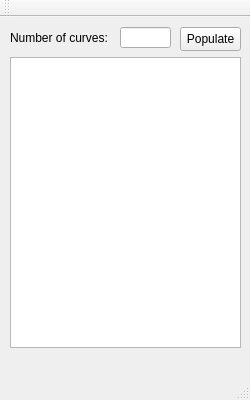
First picture: the form in src/gui/gui.ui, repository Detrizor/test-curves, before the edit.
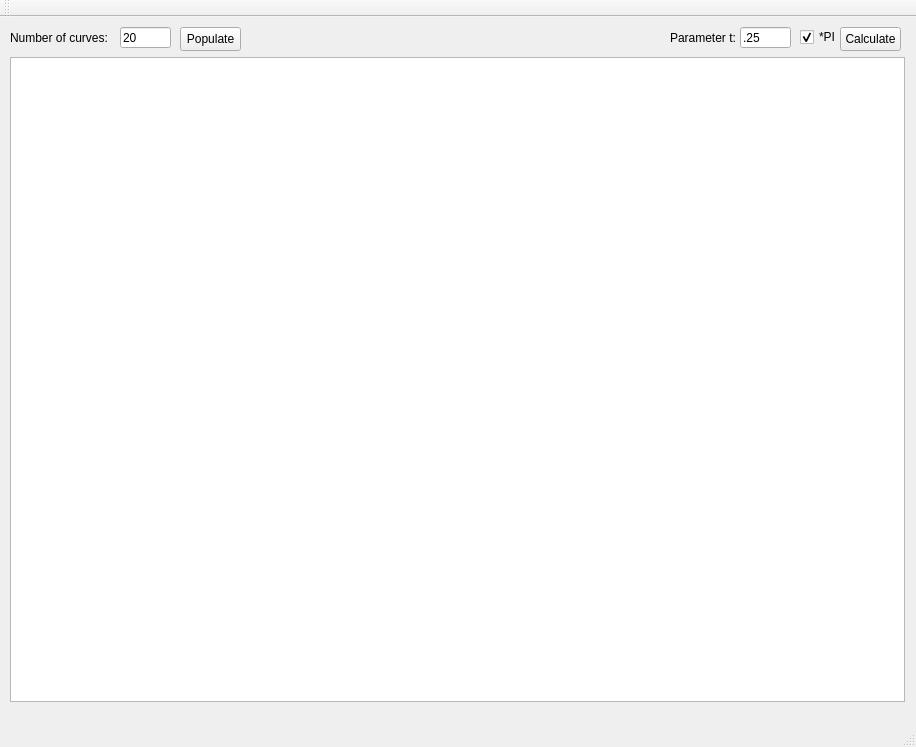
Second picture: the form after the edit.

Commit message: Added gui for curves functionality.

Patch:
```diff
--- a/src/gui/gui.ui
+++ b/src/gui/gui.ui
@@ -6,8 +6,8 @@
    <rect>
     <x>0</x>
     <y>0</y>
-    <width>250</width>
-    <height>400</height>
+    <width>916</width>
+    <height>747</height>
    </rect>
   </property>
   <property name="windowTitle">
@@ -23,6 +23,15 @@
       <height>21</height>
      </rect>
     </property>
+    <property name="inputMask">
+     <string/>
+    </property>
+    <property name="text">
+     <string>20</string>
+    </property>
+    <property name="maxLength">
+     <number>13</number>
+    </property>
    </widget>
    <widget class="QLabel" name="lblObjectsNum">
     <property name="geometry">
@@ -55,11 +64,72 @@
      <rect>
       <x>10</x>
       <y>40</y>
-      <width>231</width>
-      <height>291</height>
+      <width>895</width>
+      <height>645</height>
      </rect>
     </property>
    </widget>
+   <widget class="QLabel" name="lblParam">
+    <property name="geometry">
+     <rect>
+      <x>670</x>
+      <y>10</y>
+      <width>71</width>
+      <height>21</height>
+     </rect>
+    </property>
+    <property name="text">
+     <string>Parameter t:</string>
+    </property>
+   </widget>
+   <widget class="QLineEdit" name="edtParam">
+    <property name="geometry">
+     <rect>
+      <x>740</x>
+      <y>10</y>
+      <width>51</width>
+      <height>21</height>
+     </rect>
+    </property>
+    <property name="inputMask">
+     <string/>
+    </property>
+    <property name="text">
+     <string>.25</string>
+    </property>
+    <property name="maxLength">
+     <number>32767</number>
+    </property>
+   </widget>
+   <widget class="QCheckBox" name="cbPI">
+    <property name="geometry">
+     <rect>
+      <x>800</x>
+      <y>10</y>
+      <width>41</width>
+      <height>20</height>
+     </rect>
+    </property>
+    <property name="text">
+     <string>*PI</string>
+    </property>
+    <property name="checked">
+     <bool>true</bool>
+    </property>
+   </widget>
+   <widget class="QPushButton" name="btnCalculate">
+    <property name="geometry">
+     <rect>
+      <x>840</x>
+      <y>10</y>
+      <width>61</width>
+      <height>24</height>
+     </rect>
+    </property>
+    <property name="text">
+     <string>Calculate</string>
+    </property>
+   </widget>
   </widget>
   <widget class="QMenuBar" name="menuBar">
    <property name="geometry">
```
Left out of the diff: 19 changed lines with no effect on the pictures. The commit also changes 4 other files.
